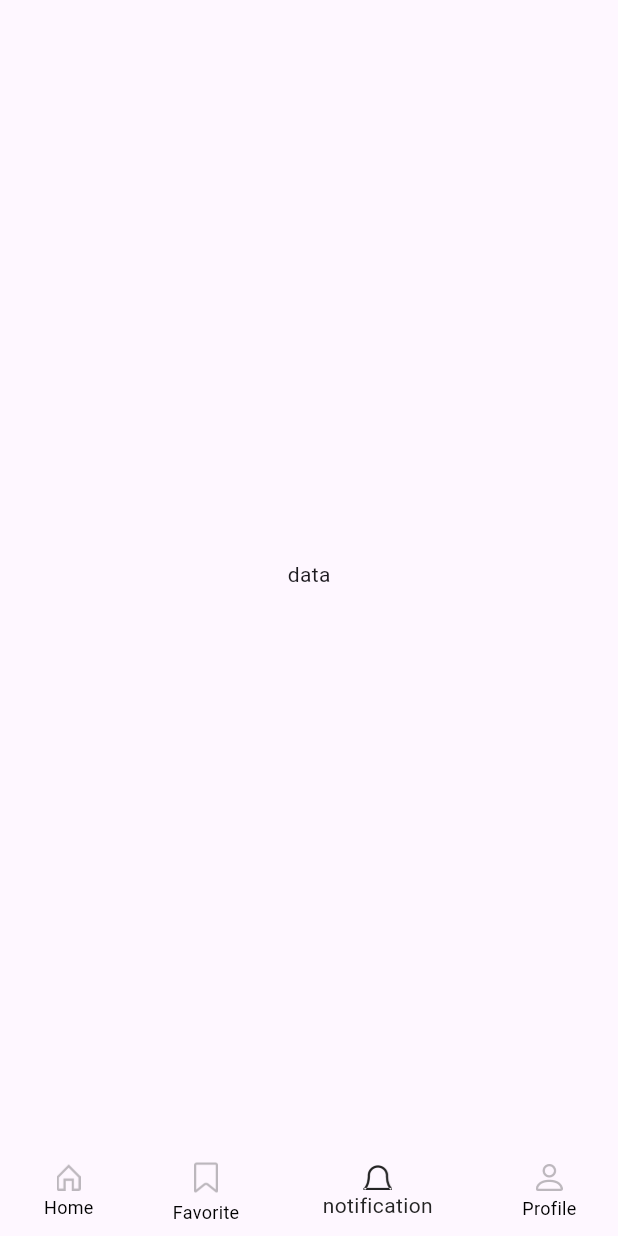
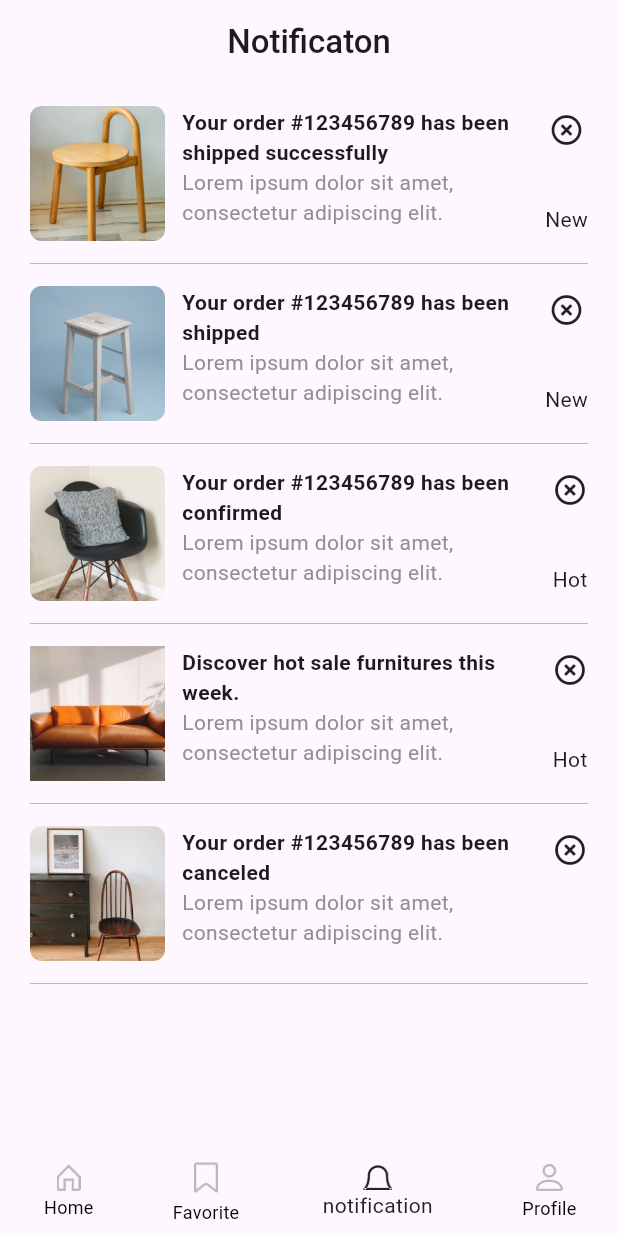
Before and after one commit to pkathiriya62/furniture, a Flutter app: the screen it shows after launch, item 3 of the bottom bar chosen, on a phone screen of 412 x 824 dp. Run offline on Flutter 3.47's test engine with Material 3 defaults, Android fonts, the phone set to English and light mode, and no system bars; our stand-ins replace flutter_screenutil, get, google_fonts, shared_preferences.

Commit message:
furniture

```diff
--- a/lib/bottomnavbar.dart
+++ b/lib/bottomnavbar.dart
@@ -3,6 +3,7 @@ import 'package:flutter/material.dart';
 import 'package:furniture/common/Appcolor.dart';
 import 'package:furniture/tabbarscreen.dart';
 import 'package:furniture/view/favouritescreen.dart';
+import 'package:furniture/view/notificationscreen.dart';
 import 'package:furniture/view/profilescreen.dart';
 
 class BottomNavigation extends StatefulWidget {
@@ -17,7 +18,7 @@ class _BottomNavigationState extends State<BottomNavigation> {
   static const List<Widget> _widgetOptions = <Widget>[
     TabBarScrnFive(),
     FavoriteScreen(),
-    Text('data'),
+    NotificationStoreScrn(),
     ProfileScreen(),
   ];
   void _onItemTapped(int index) {
--- a/lib/common/Appimage.dart
+++ b/lib/common/Appimage.dart
@@ -22,4 +22,13 @@ class AppImage {
     "assets/image/cart2(3).png",
     "assets/image/cart2(4).png",
   ];
+  static List<String> notificationscrnimg = [
+
+    "assets/image/not1.png",
+    "assets/image/not2.png",
+    "assets/image/not3.png",
+    "assets/image/not4.png",
+    "assets/image/not5.png",
+
+  ];
 }
--- a/lib/common/Apptext.dart
+++ b/lib/common/Apptext.dart
@@ -19,4 +19,24 @@ class AppText {
     "01",
 
   ];
+  static List<String> notificatioinscreen = [
+    "Your order #123456789 has been\nshipped successfully",
+    "Your order #123456789 has been\nshipped",
+    "Your order #123456789 has been\nconfirmed",
+    "Discover hot sale furnitures this\nweek.",
+    "Your order #123456789 has been\ncanceled",
+  ];
+
+  static List<String> notificationtext = [
+    "New",
+    "New",
+    "Hot",
+    "Hot",
+    " ",
+  ];
+
+  static String ordernum='Order No238562312';
+  static String orderdate='20/03/2020';
+  static String orderqty='Quantity: 03';
+  static String orderprice='Total Amount: \$150';
 }
--- a/lib/main.dart
+++ b/lib/main.dart
@@ -3,6 +3,10 @@ import 'package:flutter/material.dart';
 import 'package:flutter_screenutil/flutter_screenutil.dart';
 import 'package:furniture/bottomnavbar.dart';
 import 'package:furniture/view/loginscreen.dart';
+// import 'package:furniture/bottomnavbar.dart';
+// import 'package:furniture/view/loginscreen.dart';
+// import 'package:furniture/view/myorder.dart';
+// import 'package:furniture/view/myorder.dart';
 import 'package:get/get.dart';
 import 'package:shared_preferences/shared_preferences.dart';
 
@@ -45,7 +49,7 @@ class _MyAppState extends State<MyApp> {
             ),
             //  //ignore: unnecessary_null_comparison
             // home: token != null
-            //     ? const Notificationscreen()
+            //     ? const OrderScreen()
             //     : const LogInScreen(),
 
             home:
--- a/lib/view/notificationscreen.dart
+++ b/lib/view/notificationscreen.dart
@@ -1,22 +1,121 @@
+
 import 'package:flutter/material.dart';
 import 'package:flutter_screenutil/flutter_screenutil.dart';
-import 'package:google_fonts/google_fonts.dart';
+import 'package:furniture/common/Appimage.dart';
+import 'package:furniture/common/Apptext.dart';
+// import 'package:google_fonts/google_fonts.dart';
 
-class Notificationscreen extends StatefulWidget {
-  const Notificationscreen({super.key});
+
+
+class NotificationStoreScrn extends StatefulWidget {
+  const NotificationStoreScrn({super.key});
 
   @override
-  State<Notificationscreen> createState() => _NotificationscreenState();
+  State<NotificationStoreScrn> createState() => _NotificationStoreScrnState();
 }
 
-class _NotificationscreenState extends State<Notificationscreen> {
+class _NotificationStoreScrnState extends State<NotificationStoreScrn> {
   @override
   Widget build(BuildContext context) {
     return Scaffold(
+      appBar: AppBar(
+        title: Text('Notificaton', style: TextStyle(
+          fontWeight: FontWeight.w500,
+        ),),
+        centerTitle: true,
 
+      ),
       body: Column(
         children: [
-          Center(child: Text('Notification',style: TextStyle(fontSize: 16.h,fontFamily: GoogleFonts.poppins.toString(),fontWeight: FontWeight.w600),)),
+          Expanded(
+            child: ListView.builder(
+              padding: EdgeInsets.symmetric(horizontal: 20),
+              itemCount: 5,
+              itemBuilder: (BuildContext context, int index) {
+                return Container(
+                  height: 120,
+                  decoration: BoxDecoration(
+                      border: Border(
+                    bottom: BorderSide(
+                      //                   <--- left side
+                      color: Colors.black26,
+                      width: 0.7,
+                    ),
+                  )),
+                  child: Row(
+                    children: [
+                      Container(
+                        width: 90,
+                        child: Image.asset(
+                          AppImage.notificationscrnimg[index],
+                          scale: 2,
+                        ),
+                      ),
+                      SizedBox(
+                        width: 10.w,
+                      ),
+                      Expanded(
+                        child: Container(
+                          child: Row(
+                            mainAxisAlignment: MainAxisAlignment.spaceBetween,
+                            children: [
+                              Column(
+                                crossAxisAlignment: CrossAxisAlignment.start,
+                                mainAxisAlignment: MainAxisAlignment.start,
+                                children: [
+                                  SizedBox(
+                                    height: 15.h,
+                                  ),
+                                  Text(
+                                    AppText.notificatioinscreen[index],
+                                    style: TextStyle(
+                                      fontWeight: FontWeight.w600,
+                                      fontSize: 14,
+
+                                    ),
+                                  ),
+                                  Row(
+                                    crossAxisAlignment: CrossAxisAlignment.end,
+                                    children: [
+                                      Text(
+                                        "Lorem ipsum dolor sit amet,\nconsectetur adipiscing elit. ",
+                                        style: TextStyle(
+                                          fontWeight: FontWeight.w400,
+                                          fontSize: 14,
+                                          color: Color(0xff909090),
+                                        ),
+                                      ),
+
+                                      SizedBox(width: 35,),
+
+                                     // Text(AppText.notificationtext[index],),
+                                    ],
+                                  ),
+                                  SizedBox(
+                                    height: 10.h,
+                                  ),
+                                ],
+                              ),
+                              Column(
+
+                                mainAxisAlignment: MainAxisAlignment.spaceAround,
+                                children: [
+
+                                  Icon(Icons.highlight_remove_outlined),
+                                  Text(AppText.notificationtext[index],),
+                                ],
+                              ),
+                            ],
+                          ),
+                        ),
+                      ),
+                    ],
+                  ),
+                );
+              },
+
+            ),
+          ),
         ],
       ),
     );
--- a/pubspec.yaml
+++ b/pubspec.yaml
@@ -40,6 +40,7 @@ dependencies:
   http:
   shared_preferences:
   get: ^4.6.6
+
 
 dev_dependencies:
   flutter_test:
```
Also changed, not shown: lib/view/myorder.dart (added, +61 -0 lines), lib/view/order_tabbar.dart (added, +52 -0 lines), assets/image/not1.png (added), assets/image/not2.png (added), assets/image/not3.png (added), assets/image/not4.png (added), assets/image/not5.png (added).
